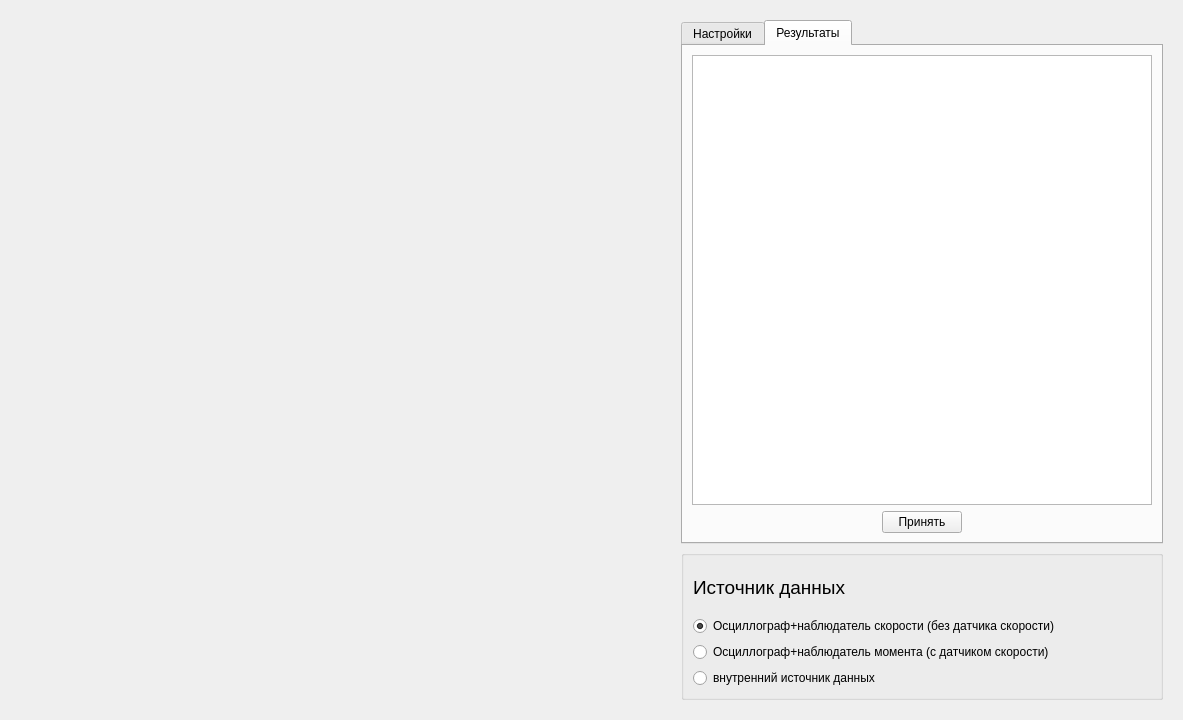
First picture: the form in untitled/electromagn.ui, repository Ivanos121/ImView, before the edit.
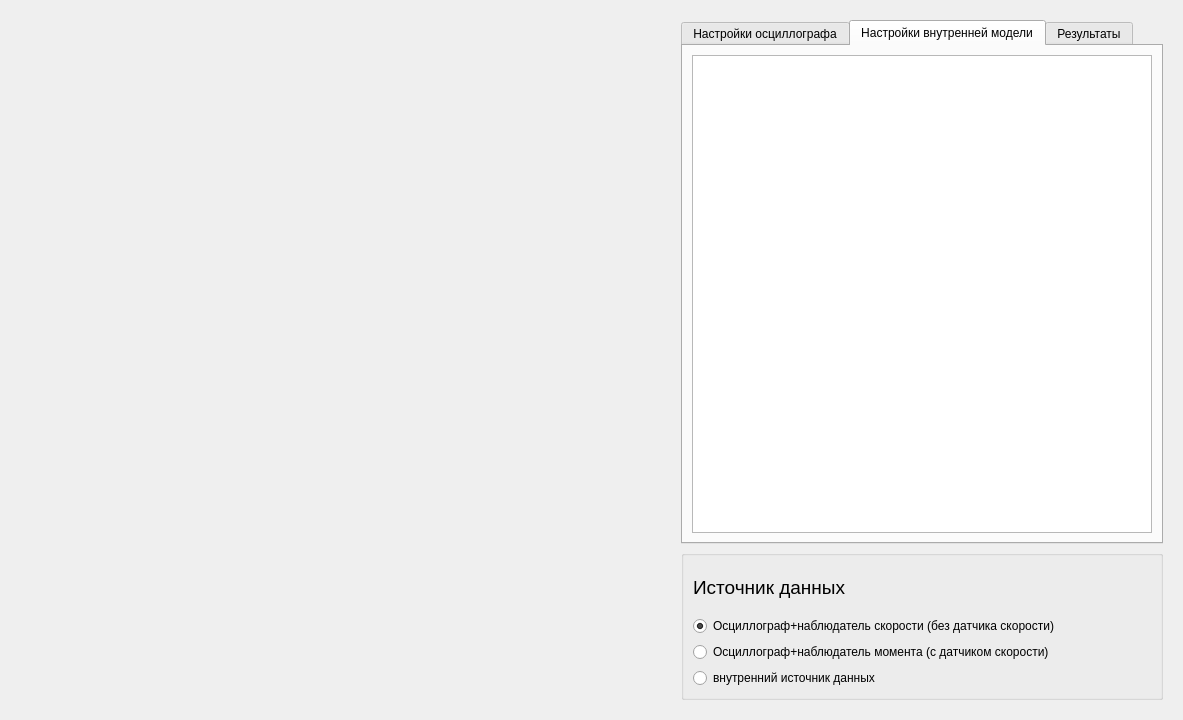
Second picture: the form after the edit. Custom widgets are drawn as their Qt base class.

Diff of the .ui file:
```diff
--- a/untitled/electromagn.ui
+++ b/untitled/electromagn.ui
@@ -33,7 +33,7 @@
         </property>
         <widget class="QWidget" name="tab">
          <attribute name="title">
-          <string>Настройки</string>
+          <string>Настройки осциллографа</string>
          </attribute>
          <layout class="QVBoxLayout" name="verticalLayout">
           <item>
@@ -45,6 +45,20 @@
           </item>
          </layout>
         </widget>
+        <widget class="QWidget" name="tab_3">
+         <attribute name="title">
+          <string>Настройки внутренней модели</string>
+         </attribute>
+         <layout class="QGridLayout" name="gridLayout_3">
+          <item row="0" column="0">
+           <widget class="QTableWidget" name="tableWidget_3">
+            <property name="alternatingRowColors">
+             <bool>true</bool>
+            </property>
+           </widget>
+          </item>
+         </layout>
+        </widget>
         <widget class="QWidget" name="tab_2">
          <attribute name="title">
           <string>Результаты</string>
```
Left out of the diff: 20 changed lines with no effect on the pictures.
